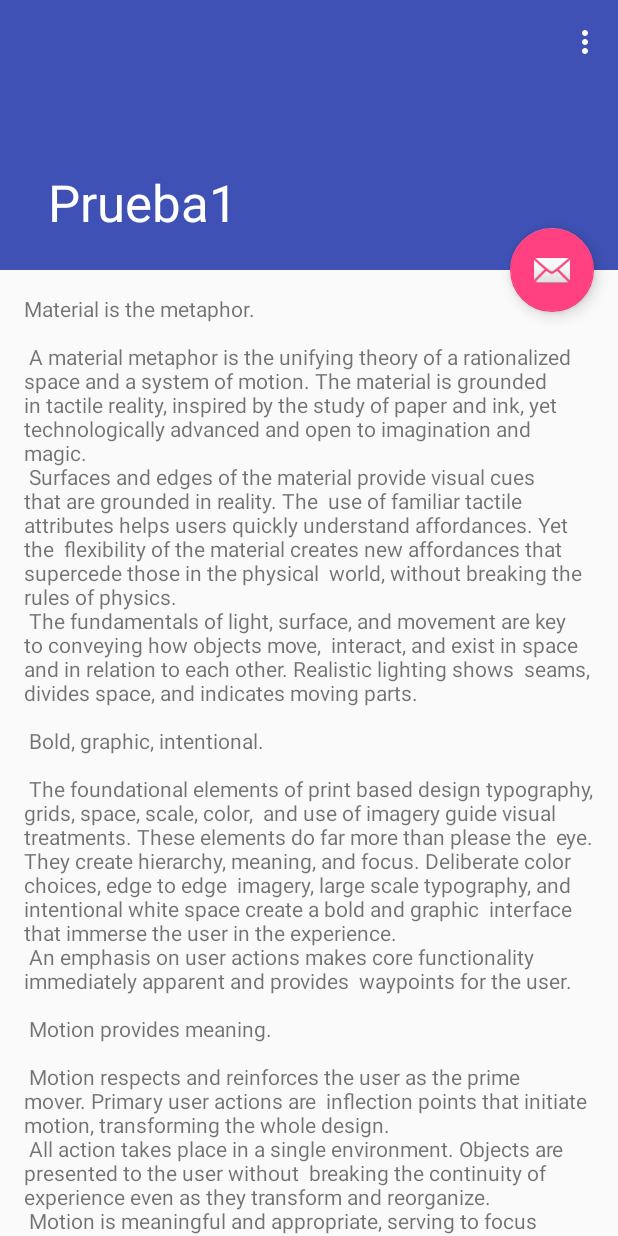
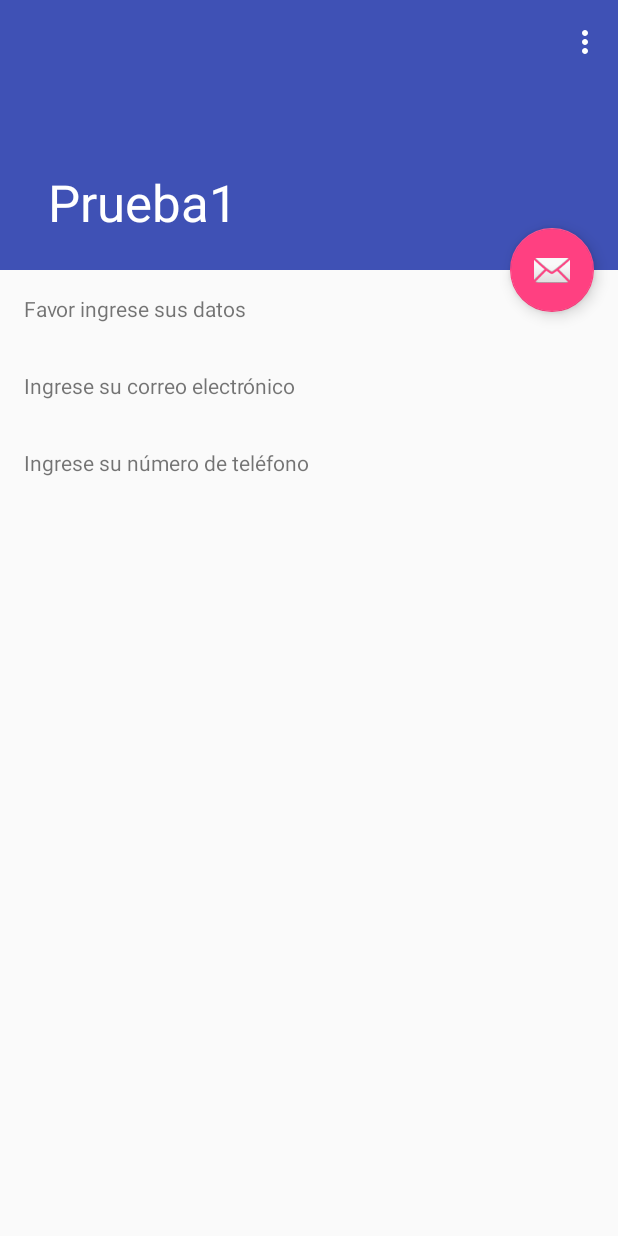
Before and after one commit to Riemsianne/PruebaDLatam, an Android app: the screen it shows after launch (MainActivity), on a phone screen of 412 x 824 dp. Run offline under Robolectric (Android 15) with nearby library versions, the phone set to English and light mode, and no system bars.

Commit message:
fourth commit

```diff
--- a/app/build.gradle
+++ b/app/build.gradle
@@ -26,5 +26,6 @@ dependencies {
     })
     compile 'com.android.support:appcompat-v7:25.3.1'
     compile 'com.android.support:design:25.3.1'
+    compile 'com.android.support.constraint:constraint-layout:1.0.2'
     testCompile 'junit:junit:4.12'
 }
--- a/app/src/main/AndroidManifest.xml
+++ b/app/src/main/AndroidManifest.xml
@@ -19,6 +19,7 @@
                 <category android:name="android.intent.category.LAUNCHER" />
             </intent-filter>
         </activity>
+        <activity android:name=".SecondActivity"></activity>
     </application>
 
 </manifest>
--- a/app/src/main/java/cl/riemsianne/prueba1/MainActivity.java
+++ b/app/src/main/java/cl/riemsianne/prueba1/MainActivity.java
@@ -23,10 +23,11 @@ public class MainActivity extends AppCompatActivity {
         fab.setOnClickListener(new View.OnClickListener() {
             @Override
             public void onClick(View view) {
-                Snackbar.make(view, "Replace with your owmng action", Snackbar.LENGTH_LONG)
+                Snackbar.make(view, "Enviado!", Snackbar.LENGTH_LONG)
                         .setAction("Action", null).show();
                 Intent intent = new Intent(MainActivity.this, SecondActivity.class);
                 startActivity(intent);
+
             }
         });
     }
--- a/app/src/main/res/layout/content_main.xml
+++ b/app/src/main/res/layout/content_main.xml
@@ -7,11 +7,27 @@
     app:layout_behavior="@string/appbar_scrolling_view_behavior"
     tools:context="cl.riemsianne.prueba1.MainActivity"
     tools:showIn="@layout/activity_main">
+    <LinearLayout
+        android:layout_width="match_parent"
+        android:layout_height="wrap_content"
+        android:orientation="vertical">
 
     <TextView
         android:layout_width="wrap_content"
         android:layout_height="wrap_content"
         android:layout_margin="@dimen/text_margin"
-        android:text="@string/large_text" />
+        android:text="Favor ingrese sus datos" />
+    <TextView
+        android:layout_width="wrap_content"
+        android:layout_height="wrap_content"
+        android:layout_margin="@dimen/text_margin"
+        android:text="Ingrese su correo electrónico" />
+    <TextView
+        android:layout_width="wrap_content"
+        android:layout_height="wrap_content"
+        android:layout_margin="@dimen/text_margin"
+        android:text="Ingrese su número de teléfono" />
+
+    </LinearLayout>
 
 </android.support.v4.widget.NestedScrollView>
```
Also changed, not shown: app/src/main/java/cl/riemsianne/prueba1/SecondActivity.java (added, +13 -0 lines), app/src/main/res/layout/activity_second.xml (added, +8 -0 lines).
